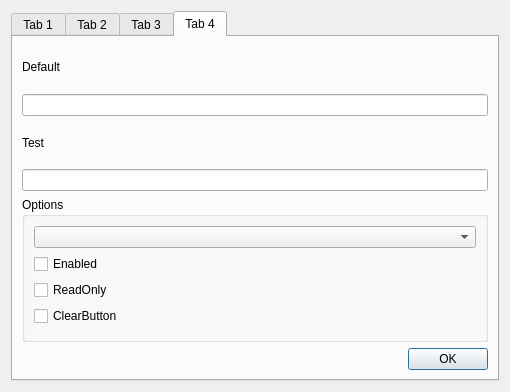
Above: Beginner/CombosListsSpinboxYADAYADA/dialog.ui from develooper1994/Qt5WidgetLearning before the change. Below: the same form after it.
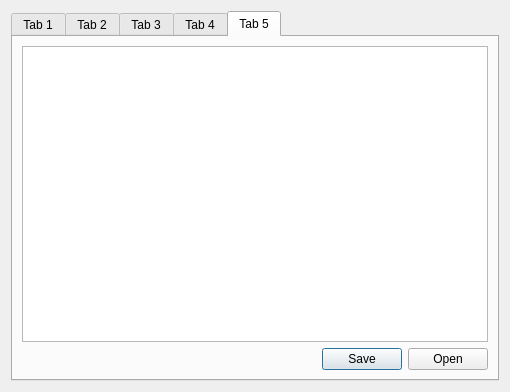
That is the form after the change.

Commit message: QPlainTextEdit. Qt built in text ediyor.

What changed in the file:
```diff
--- a/Beginner/CombosListsSpinboxYADAYADA/dialog.ui
+++ b/Beginner/CombosListsSpinboxYADAYADA/dialog.ui
@@ -17,7 +17,7 @@
    <item row="0" column="0">
     <widget class="QTabWidget" name="tabWidget">
      <property name="currentIndex">
-      <number>3</number>
+      <number>4</number>
      </property>
      <widget class="QWidget" name="Combobox">
       <attribute name="title">
@@ -309,6 +309,23 @@
        </item>
       </layout>
      </widget>
+     <widget class="QWidget" name="PlainTextEdit">
+      <attribute name="title">
+       <string>Tab 5</string>
+      </attribute>
+      <layout class="QVBoxLayout" name="verticalLayout_4">
+       <item>
+        <widget class="QPlainTextEdit" name="plainTextEdit"/>
+       </item>
+       <item>
+        <widget class="QDialogButtonBox" name="buttonBox_2">
+         <property name="standardButtons">
+          <set>QDialogButtonBox::Open|QDialogButtonBox::Save</set>
+         </property>
+        </widget>
+       </item>
+      </layout>
+     </widget>
     </widget>
    </item>
   </layout>
```
The commit also changes 4 other files.
